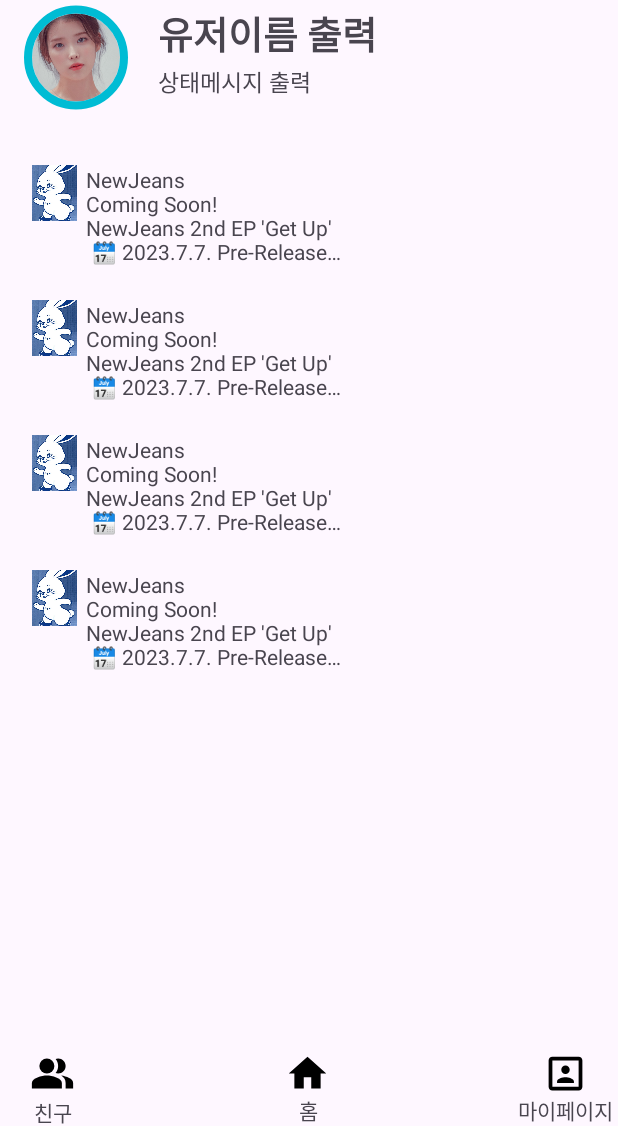
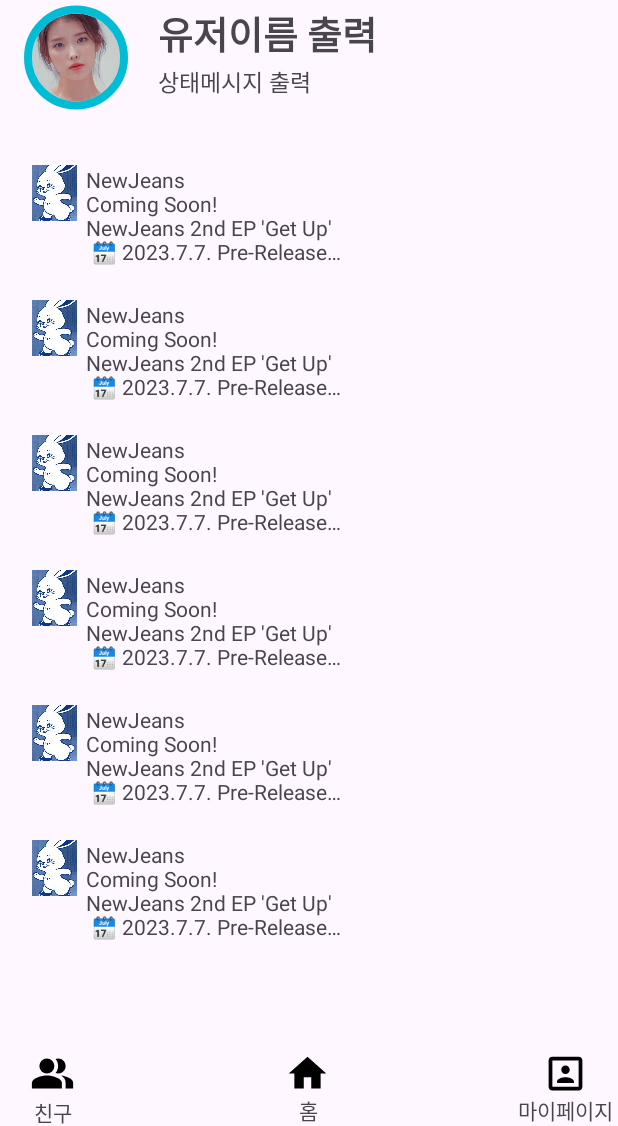
Before and after one commit to hosiker/SNS_App_Project, an Android app: the MainActivity screen opened directly, with no data from a screen before it, on a phone screen of 412 x 824 dp, the part 110-1236 px from its top. Run offline under Robolectric (Android 15) with nearby library versions, the phone set to English and light mode, and no system bars; our stand-ins replace CircleImageView; 3 statements that could not run were skipped.

Commit message:
지성님꺼 받기 전 일단 커밋

```diff
--- a/app/src/main/java/com/example/nbcamp_15ya_sns/LoginActivity.kt
+++ b/app/src/main/java/com/example/nbcamp_15ya_sns/LoginActivity.kt
@@ -30,8 +30,6 @@ class LoginActivity : AppCompatActivity() {
                 if (user != null) {
                     val intent = Intent(this, MainActivity::class.java)
 
-//                    val bundle = Bundle()
-//                    bundle.putSerializable("user",user)
                     intent.putExtra("user",user)
 
                     Toast.makeText(this,"${user.name}님 반갑습니다", Toast.LENGTH_SHORT).show()
--- a/app/src/main/java/com/example/nbcamp_15ya_sns/MainActivity.kt
+++ b/app/src/main/java/com/example/nbcamp_15ya_sns/MainActivity.kt
@@ -1,26 +1,36 @@
 package com.example.nbcamp_15ya_sns
 
+import android.content.Intent
 import androidx.appcompat.app.AppCompatActivity
 import android.os.Bundle
 import android.widget.EditText
 import android.widget.TextView
+import android.widget.Toast
+import androidx.constraintlayout.widget.ConstraintLayout
 
 class MainActivity : AppCompatActivity() {
     override fun onCreate(savedInstanceState: Bundle?) {
         super.onCreate(savedInstanceState)
         setContentView(R.layout.main_activity)
 
-        // 1. 유저 객체 받아오기
+        val tv_userName = findViewById<TextView>(R.id.tv_userName)
+        val tv_stateMsg = findViewById<TextView>(R.id.tv_stateMsg)
+        val myConstraintLayout = findViewById<ConstraintLayout>(R.id.myConstraintLayout)
+
+        // 1. 로그인 Activity로부터 유저 객체  받아오기
         val user = intent.getSerializableExtra("user") as User
 
-        val tv_userName = findViewById<TextView>(R.id.tv_userName)
-
-        // 2. 받아온 유저 객체의 name으로 text 설정
+        // 2. 받아온 유저 객체의 정보로 text 설정
         tv_userName.text = ("${user.name}")
-
-
-        val tv_stateMsg = findViewById<TextView>(R.id.tv_stateMsg)
         tv_stateMsg.text = ("${user.stateM}")
 
+        // 3. 내 정보 클릭 시 마이페이지로 전환 및 유저 객체 전달
+        myConstraintLayout.setOnClickListener{
+
+            val intent = Intent(this, MyPageActivity::class.java)
+            intent.putExtra("user",user)
+            Toast.makeText(this, "메인페이지 ${user.toString()}:", Toast.LENGTH_SHORT).show()
+            startActivity(intent)
+        }
     }
 }
--- a/app/src/main/res/layout/main_activity.xml
+++ b/app/src/main/res/layout/main_activity.xml
@@ -39,7 +39,7 @@
 
             <!--  사용자 정보-->
             <androidx.constraintlayout.widget.ConstraintLayout
-                android:id="@+id/constraintLayout2"
+                android:id="@+id/myConstraintLayout"
                 android:layout_width="match_parent"
                 android:layout_height="80dp"
                 app:layout_constraintEnd_toEndOf="parent"
@@ -93,7 +93,7 @@
                 app:layout_constraintEnd_toEndOf="parent"
                 app:layout_constraintHorizontal_bias="0.0"
                 app:layout_constraintStart_toStartOf="parent"
-                app:layout_constraintTop_toBottomOf="@+id/constraintLayout2">
+                app:layout_constraintTop_toBottomOf="@+id/myConstraintLayout">
 
 
                 <ImageView
@@ -234,6 +234,79 @@
                     app:layout_constraintTop_toTopOf="@+id/imageView10" />
             </androidx.constraintlayout.widget.ConstraintLayout>
 
+
+            <!--   게시물 5  -->
+            <androidx.constraintlayout.widget.ConstraintLayout
+                android:id="@+id/constraintLayout7"
+                android:layout_width="0dp"
+                android:layout_height="90dp"
+                app:layout_constraintEnd_toEndOf="parent"
+                app:layout_constraintStart_toStartOf="parent"
+                app:layout_constraintTop_toBottomOf="@id/constraintLayout6" >
+
+                <ImageView
+                    android:id="@+id/imageView11"
+                    android:layout_width="42dp"
+                    android:layout_height="37dp"
+
+                    android:layout_marginStart="15dp"
+                    android:layout_marginTop="10dp"
+                    app:layout_constraintStart_toStartOf="parent"
+                    app:layout_constraintTop_toTopOf="parent"
+                    app:srcCompat="@drawable/newjeans" />
+
+                <TextView
+                    android:id="@+id/textView6"
+                    android:layout_width="327dp"
+                    android:layout_height="wrap_content"
+                    android:ellipsize="end"
+                    android:maxLines="4"
+                    android:text="NewJeans \nComing Soon!\nNewJeans 2nd EP 'Get Up'\n
+🗓 2023.7.7. Pre-Release\n🗓 2023.7.21. 2nd EP 'Get Up' Release
+✅ Pre-Order\n
+2023.6.19. 11AM KST\n
+#Time_to_NewJeans\n
+#NewJeans #뉴진스 #NewJeans_2nd_EP"
+                    app:layout_constraintStart_toEndOf="@+id/imageView11"
+                    app:layout_constraintTop_toTopOf="@+id/imageView11" />
+            </androidx.constraintlayout.widget.ConstraintLayout>
+
+
+            <!--   게시물 6  -->
+            <androidx.constraintlayout.widget.ConstraintLayout
+                android:id="@+id/constraintLayout8"
+                android:layout_width="0dp"
+                android:layout_height="90dp"
+                app:layout_constraintEnd_toEndOf="parent"
+                app:layout_constraintStart_toStartOf="parent"
+                app:layout_constraintTop_toBottomOf="@id/constraintLayout7" >
+
+                <ImageView
+                    android:id="@+id/imageView12"
+                    android:layout_width="42dp"
+                    android:layout_height="37dp"
+
+                    android:layout_marginStart="15dp"
+                    android:layout_marginTop="10dp"
+                    app:layout_constraintStart_toStartOf="parent"
+                    app:layout_constraintTop_toTopOf="parent"
+                    app:srcCompat="@drawable/newjeans" />
+
+                <TextView
+                    android:id="@+id/textView7"
+                    android:layout_width="327dp"
+                    android:layout_height="wrap_content"
+                    android:ellipsize="end"
+                    android:maxLines="4"
+                    android:text="NewJeans \nComing Soon!\nNewJeans 2nd EP 'Get Up'\n
+🗓 2023.7.7. Pre-Release\n🗓 2023.7.21. 2nd EP 'Get Up' Release
+✅ Pre-Order\n
+2023.6.19. 11AM KST\n
+#Time_to_NewJeans\n
+#NewJeans #뉴진스 #NewJeans_2nd_EP"
+                    app:layout_constraintStart_toEndOf="@+id/imageView12"
+                    app:layout_constraintTop_toTopOf="@+id/imageView12" />
+            </androidx.constraintlayout.widget.ConstraintLayout>
         </androidx.constraintlayout.widget.ConstraintLayout>
     </ScrollView>
 
@@ -294,6 +367,7 @@
             android:layout_height="30dp"
             android:layout_marginStart="20dp"
             android:layout_marginBottom="20dp"
+
             app:layout_constraintBottom_toBottomOf="parent"
             app:layout_constraintStart_toStartOf="parent"
             app:srcCompat="@drawable/ic_people_alt_24" />
--- a/app/src/main/res/layout/sigin_up_activity.xml
+++ b/app/src/main/res/layout/sigin_up_activity.xml
@@ -39,7 +39,7 @@
                     android:layout_marginStart="20dp"
                     android:layout_marginTop="20dp"
                     android:text="아이디"
-                    android:textSize="20dp"
+                    android:textSize="15dp"
                     android:textStyle="bold" />
 
                 <EditText
@@ -74,12 +74,12 @@
                 tools:ignore="MissingConstraints">
 
                 <TextView
-                    android:layout_width="80dp"
+                    android:layout_width="60dp"
                     android:layout_height="wrap_content"
                     android:layout_marginStart="20dp"
                     android:layout_marginTop="20dp"
                     android:text="비밀번호"
-                    android:textSize="20dp"
+                    android:textSize="15dp"
                     android:textStyle="bold" />
 
                 <EditText
@@ -101,8 +101,9 @@
                 android:id="@+id/psw_check_text"
                 android:layout_width="wrap_content"
                 android:layout_height="wrap_content"
-                android:layout_marginStart="120dp"
+                android:layout_marginStart="93dp"
                 android:text="비밀번호는 8자리 이상 15자리로 구성해주세요"
+                android:textColor="#1DA2F1"
                 android:textSize="12dp"
                 android:textStyle="normal"
                 app:layout_constraintBottom_toTopOf="@+id/signuplinearlayout3"
@@ -118,13 +119,13 @@
                 tools:ignore="MissingConstraints">
 
                 <TextView
-                    android:layout_width="80dp"
+                    android:layout_width="60dp"
                     android:layout_height="wrap_content"
                     android:layout_marginStart="20dp"
                     android:layout_marginTop="20dp"
                     android:maxLines="1"
                     android:text="이름"
-                    android:textSize="20dp"
+                    android:textSize="15dp"
                     android:textStyle="bold" />
 
                 <EditText
@@ -147,12 +148,12 @@
                 tools:ignore="MissingConstraints">
 
                 <TextView
-                    android:layout_width="80dp"
+                    android:layout_width="60dp"
                     android:layout_height="wrap_content"
                     android:layout_marginStart="20dp"
                     android:layout_marginTop="20dp"
                     android:text="MBTI"
-                    android:textSize="20dp"
+                    android:textSize="15dp"
                     android:textStyle="bold" />
 
                 <EditText
@@ -191,12 +192,12 @@
                 tools:ignore="MissingConstraints">
 
                 <TextView
-                    android:layout_width="80dp"
+                    android:layout_width="60dp"
                     android:layout_height="wrap_content"
                     android:layout_marginStart="20dp"
                     android:layout_marginTop="20dp"
                     android:text="소개글"
-                    android:textSize="20dp"
+                    android:textSize="15dp"
                     android:textStyle="bold" />
 
                 <EditText
```
